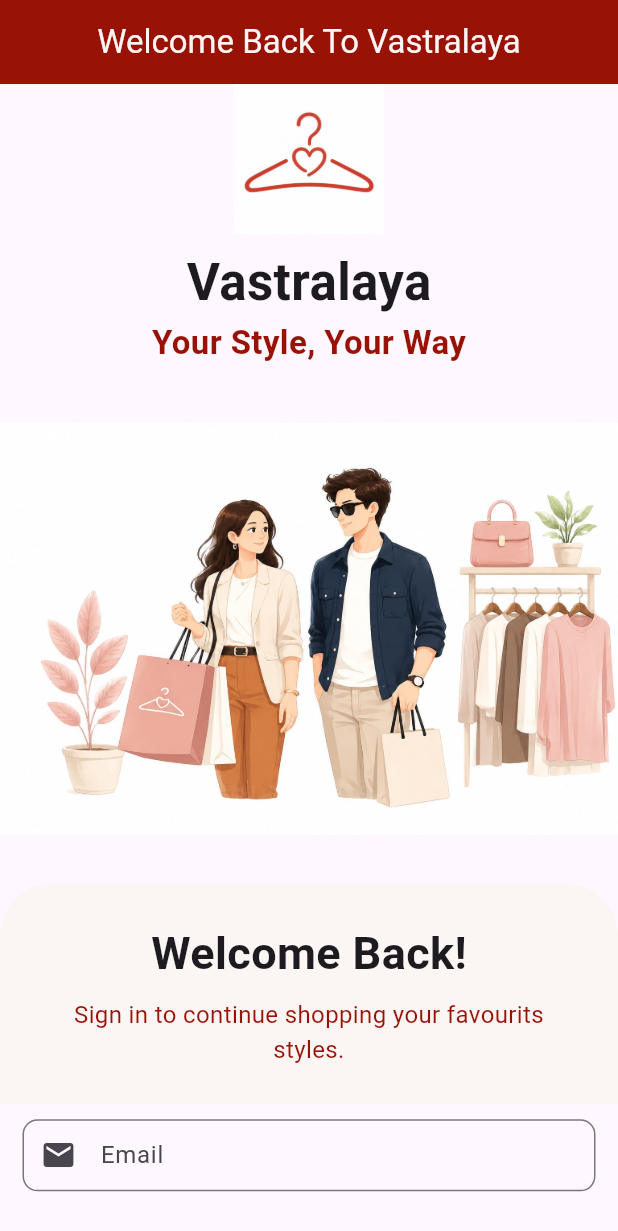
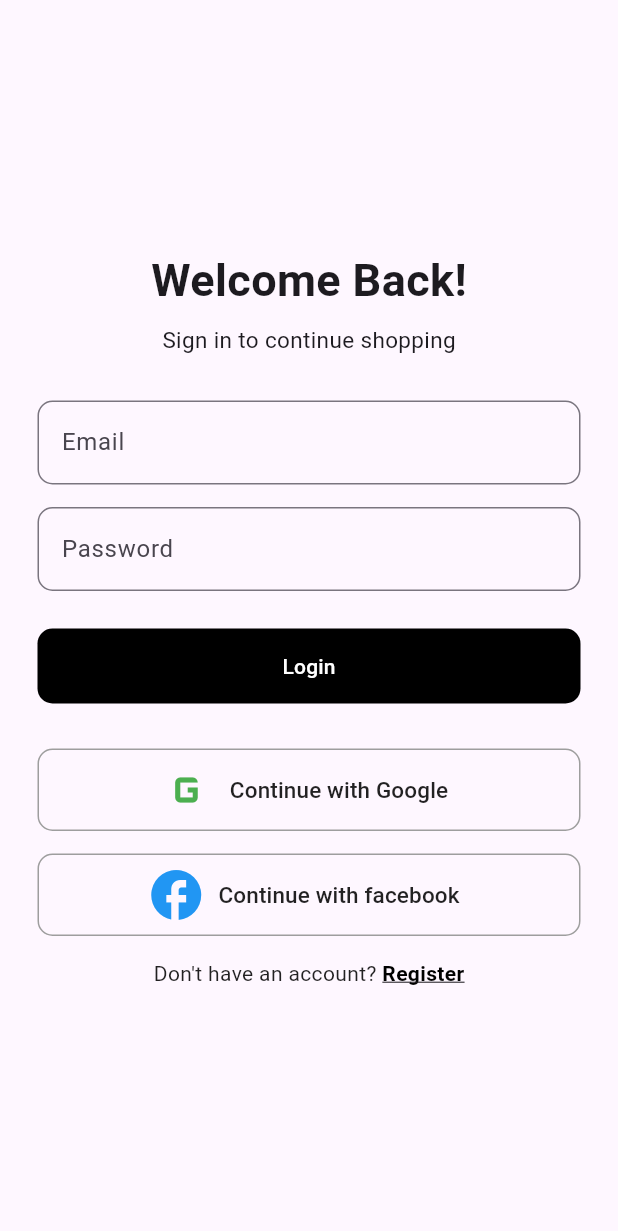
Before and after one commit to Bamdev03/VastralayaFile, a Flutter app: the screen it shows after launch, on a phone screen of 412 x 824 dp. Shown: the top 1231 px of the screen. Run offline on Flutter 3.47's test engine with Material 3 defaults, Android fonts, the phone set to English and light mode, and no system bars; our stand-ins replace flutter_keyboard_visibility, gap, get.

Commit message:
login page static ui

```diff
--- a/lib/main.dart
+++ b/lib/main.dart
@@ -1,9 +1,6 @@
 import 'package:flutter/material.dart';
 import 'package:get/get_navigation/src/root/get_material_app.dart';
-import 'package:get/instance_manager.dart';
-import 'package:vastralaya/screens/auth_ui/signin_screen.dart';
-import 'package:vastralaya/screens/auth_ui/splash_screen.dart';
-import 'package:vastralaya/screens/user_panel/main_screen.dart';
+import 'package:vastralaya/screens/auth_ui/login_view.dart';
 
 void main() {
   runApp(const MyApp());
@@ -18,11 +15,10 @@ class MyApp extends StatelessWidget {
     return GetMaterialApp(
       title: 'Flutter Demo',
       theme: ThemeData(
-
-        colorScheme: .fromSeed(seedColor: Colors.deepPurple),
-        useMaterial3: true,
+      colorScheme: .fromSeed(seedColor: Colors.deepPurple),
+      useMaterial3: true,
       ),
-      home: const SigninScreen(),
+      home: const LoginView(),
     );
   }
 }
--- /dev/null
+++ b/lib/screens/auth_ui/login_view.dart
@@ -0,0 +1,123 @@
+import 'package:flutter/material.dart';
+import 'package:gap/gap.dart';
+import 'package:vastralaya/screens/auth_ui/signin_screen.dart';
+import 'package:vastralaya/widgets/social_button.dart';
+
+class LoginView extends StatelessWidget {
+  const LoginView({super.key});
+
+  @override
+  Widget build(BuildContext context) {
+    return Scaffold(
+      body: SafeArea(
+        child: Padding(
+          padding: const EdgeInsets.all(25.0),
+          child: Center(
+            child: SingleChildScrollView(
+              child: Column(
+                mainAxisAlignment: MainAxisAlignment.center,
+                children: [
+                  const Text(
+                    "Welcome Back!",
+                    style: TextStyle(fontWeight: FontWeight.w700, fontSize: 30),
+                  ),
+                  const Gap(8),
+                  const Text(
+                    "Sign in to continue shopping",
+                    style: TextStyle(fontWeight: FontWeight.w400, fontSize: 15),
+                  ),
+                  const Gap(30),
+
+                  // email field
+                  TextFormField(
+                    keyboardType: TextInputType.emailAddress,
+                    decoration: InputDecoration(
+                      label: Text("Email"),
+                      border: OutlineInputBorder(
+                        borderRadius: BorderRadius.circular(10),
+                      ),
+                    ),
+                  ),
+
+                  Gap(15),
+
+                  // password field
+                  TextFormField(
+                    decoration: InputDecoration(
+                      label: Text("Password"),
+                      border: OutlineInputBorder(
+                        borderRadius: BorderRadius.circular(10),
+                      ),
+                    ),
+                  ),
+
+                  Gap(25),
+
+                  //login button
+                  SizedBox(
+                    width: double.infinity,
+                    height: 50,
+                    child: FilledButton(
+                      onPressed: () {},
+                      style: FilledButton.styleFrom(
+                        backgroundColor: Colors.black,
+                        shape: RoundedRectangleBorder(
+                          borderRadius: BorderRadius.circular(10),
+                        ),
+                      ),
+                      child: Text("Login"),
+                    ),
+                  ),
+
+                  Gap(30),
+
+                  // google button
+                  SocialButton(
+                    label: "Continue with Google",
+                    icon: Icons.g_mobiledata,
+                    onTap: () {},
+                    iconColor: Colors.green,
+                  ),
+
+                  Gap(15),
+
+                  //facebook button
+                  SocialButton(
+                    label: "Continue with facebook",
+                    icon: Icons.facebook,
+                    onTap: () {},
+                    iconColor: Colors.blue,
+                  ),
+                  Gap(15),
+
+                  // register link
+                  Row(
+                    mainAxisAlignment: MainAxisAlignment.center,
+                    children: [
+                      const Text(
+                        "Don't have an account? ",
+                        style: TextStyle(color: Colors.black87, fontSize: 14),
+                      ),
+                      GestureDetector(
+                        onTap: () {},
+                        child: const Text(
+                          "Register",
+                          style: TextStyle(
+                            color: Colors.black,
+                            fontSize: 14,
+                            fontWeight: FontWeight.w600,
+                            decoration: TextDecoration.underline,
+                          ),
+                        ),
+                      ),
+                    ],
+                  ),
+                ],
+              ),
+            ),
+          ),
+        ),
+      ),
+    );
+  }
+}
--- /dev/null
+++ b/lib/widgets/social_button.dart
@@ -0,0 +1,42 @@
+import 'package:flutter/material.dart';
+
+class SocialButton extends StatelessWidget {
+
+  final String label;
+  final IconData icon;
+  final Color? iconColor;
+  final VoidCallback onTap;
+
+  const SocialButton({
+    super.key,
+    required this.label,
+    required this.icon,
+    required this.onTap,
+    this.iconColor,
+  });
+
+  @override
+  Widget build(BuildContext context) {
+    return SizedBox(
+      width: double.infinity,
+      height: 55,
+      child: OutlinedButton.icon(
+        onPressed: onTap,
+        icon: Icon(icon,size: 40,color: iconColor,),
+        label: Text(
+          label,
+          style: const TextStyle(
+            fontSize: 15,
+            color: Colors.black87,
+          ),
+        ),
+        style: OutlinedButton.styleFrom(
+          side: BorderSide(color:Colors.grey),
+          shape: RoundedRectangleBorder(
+            borderRadius: BorderRadius.circular(10),
+          ),
+        ),
+      ),
+    );
+  }
+}
--- a/pubspec.yaml
+++ b/pubspec.yaml
@@ -37,6 +37,7 @@ dependencies:
   lottie: ^3.3.3
   get: ^4.7.3
   flutter_keyboard_visibility: ^6.0.0
+  gap: ^3.0.1
 
 dev_dependencies:
   flutter_test:
```
Also changed, not shown: pubspec.lock.
